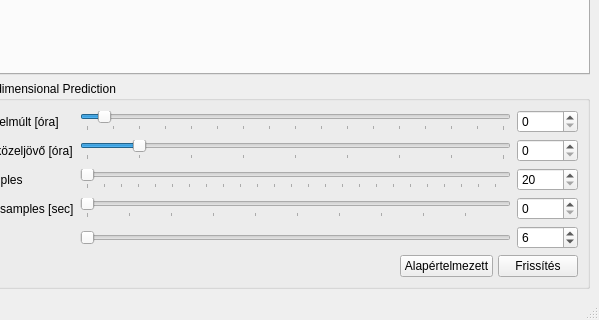
Old version of the form intellistock/ui/ui_mainwindow.ui in the repository morta-code/IntelliStock; both pictures show x 409 to 1008 and y 318 to 638 of the 1008 by 638 pixel window.
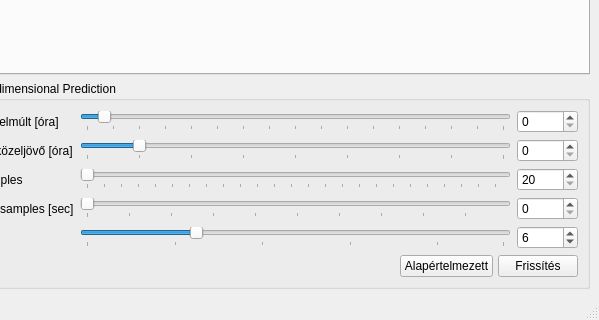
New version of the form.

Commit message: mukodik a multidim - dimenziojanak allitasa

```diff
--- a/intellistock/ui/ui_mainwindow.ui
+++ b/intellistock/ui/ui_mainwindow.ui
@@ -353,9 +353,24 @@
            </item>
            <item row="4" column="1">
             <widget class="QSlider" name="slider_dim">
+             <property name="minimum">
+              <number>1</number>
+             </property>
+             <property name="maximum">
+              <number>20</number>
+             </property>
+             <property name="value">
+              <number>6</number>
+             </property>
              <property name="orientation">
               <enum>Qt::Horizontal</enum>
              </property>
+             <property name="tickPosition">
+              <enum>QSlider::TicksBelow</enum>
+             </property>
+             <property name="tickInterval">
+              <number>4</number>
+             </property>
             </widget>
            </item>
            <item row="3" column="2">
```
The commit also changes 2 other files.
